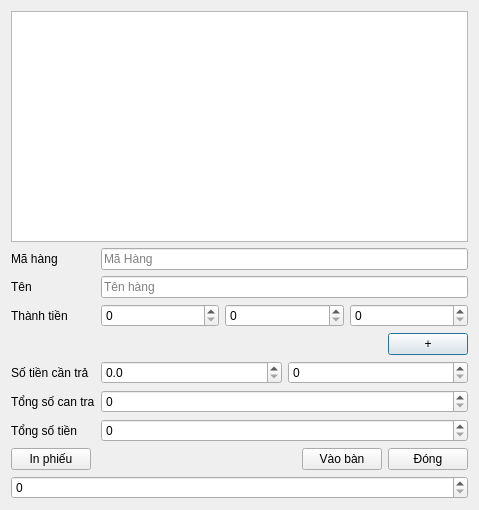
This is app/chucnang/dialogchitietban.ui in xdien/coffee_ace as Qt 5 draws it before an edit. The edited form follows.
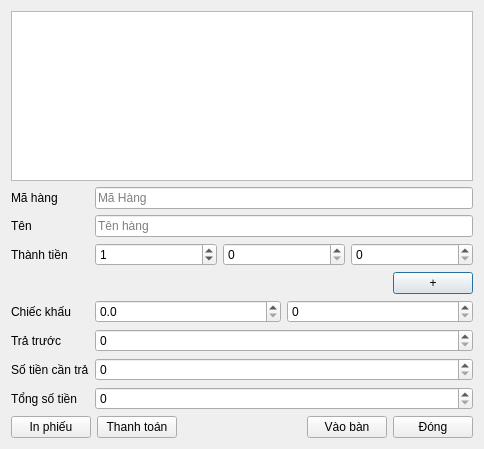
This is the edited form.

```diff
--- a/app/chucnang/dialogchitietban.ui
+++ b/app/chucnang/dialogchitietban.ui
@@ -6,58 +6,60 @@
    <rect>
     <x>0</x>
     <y>0</y>
-    <width>479</width>
-    <height>510</height>
+    <width>484</width>
+    <height>449</height>
    </rect>
   </property>
   <property name="windowTitle">
    <string>Dialog</string>
   </property>
-  <layout class="QVBoxLayout" name="verticalLayout">
-   <item>
-    <widget class="QTableView" name="tableView"/>
-   </item>
-   <item>
     <layout class="QFormLayout" name="formLayout">
-     <item row="0" column="0">
+   <item row="0" column="0" colspan="2">
+    <widget class="QTableView" name="tableView"/>
+   </item>
+   <item row="1" column="0">
       <widget class="QLabel" name="label">
        <property name="text">
         <string>Mã hàng</string>
        </property>
       </widget>
      </item>
-     <item row="0" column="1">
+   <item row="1" column="1">
       <widget class="QLineEdit" name="lineEditMaHang">
        <property name="placeholderText">
         <string>Mã Hàng</string>
        </property>
       </widget>
      </item>
-     <item row="1" column="0">
+   <item row="2" column="0">
       <widget class="QLabel" name="label_2">
        <property name="text">
         <string>Tên</string>
        </property>
       </widget>
      </item>
-     <item row="1" column="1">
+   <item row="2" column="1">
       <widget class="QLineEdit" name="lineEditTenHang">
        <property name="placeholderText">
         <string>Tên hàng</string>
        </property>
       </widget>
      </item>
-     <item row="2" column="0">
+   <item row="3" column="0">
       <widget class="QLabel" name="label_4">
        <property name="text">
         <string>Thành tiền</string>
        </property>
       </widget>
      </item>
-     <item row="2" column="1">
+   <item row="3" column="1">
       <layout class="QHBoxLayout" name="horizontalLayout_2">
        <item>
-        <widget class="QSpinBox" name="spinBoxSoluong"/>
+      <widget class="QSpinBox" name="spinBoxSoluong">
+       <property name="value">
+        <number>1</number>
+       </property>
+      </widget>
        </item>
        <item>
         <widget class="QSpinBox" name="spinBoxDonGia">
@@ -81,7 +83,7 @@
        </item>
       </layout>
      </item>
-     <item row="3" column="1">
+   <item row="4" column="1">
       <layout class="QHBoxLayout" name="horizontalLayout_4">
        <item>
         <spacer name="horizontalSpacer_2">
@@ -105,14 +107,14 @@
        </item>
       </layout>
      </item>
-     <item row="4" column="0">
+   <item row="5" column="0">
       <widget class="QLabel" name="label_5">
        <property name="text">
-        <string>Số tiền cần trả</string>
+      <string>Chiếc khấu</string>
        </property>
       </widget>
      </item>
-     <item row="4" column="1">
+   <item row="5" column="1">
       <layout class="QHBoxLayout" name="horizontalLayout_3">
        <item>
         <widget class="QDoubleSpinBox" name="doubleSpinBoxChiecKhau">
@@ -133,22 +135,46 @@
        </item>
       </layout>
      </item>
-     <item row="5" column="0">
-      <widget class="QLabel" name="label_3">
-       <property name="text">
-        <string>Tổng số can tra</string>
-       </property>
-      </widget>
-     </item>
      <item row="6" column="0">
+    <widget class="QLabel" name="label_7">
+     <property name="text">
+      <string>Trả trước</string>
+     </property>
+    </widget>
+   </item>
+   <item row="6" column="1">
+    <layout class="QHBoxLayout" name="horizontalLayout_5">
+     <item>
+      <widget class="QSpinBox" name="spinBoxSoTienDaTra"/>
+     </item>
+    </layout>
+   </item>
+   <item row="7" column="0">
+    <widget class="QLabel" name="label_3">
+     <property name="text">
+      <string>Số tiền cần trả</string>
+     </property>
+    </widget>
+   </item>
+   <item row="7" column="1">
+    <widget class="QSpinBox" name="spinBoxSoTienConTra">
+     <property name="showGroupSeparator" stdset="0">
+      <bool>true</bool>
+     </property>
+     <property name="maximum">
+      <number>999999999</number>
+     </property>
+    </widget>
+   </item>
+   <item row="8" column="0">
       <widget class="QLabel" name="label_6">
        <property name="text">
         <string>Tổng số tiền</string>
        </property>
       </widget>
      </item>
-     <item row="5" column="1">
-      <widget class="QSpinBox" name="spinBoxSoTienConTra">
+   <item row="8" column="1">
+    <widget class="QSpinBox" name="spinBoxTongSoTien">
        <property name="showGroupSeparator" stdset="0">
         <bool>true</bool>
        </property>
@@ -157,19 +183,7 @@
        </property>
       </widget>
      </item>
-     <item row="6" column="1">
-      <widget class="QSpinBox" name="spinBoxSoTienTong">
-       <property name="showGroupSeparator" stdset="0">
-        <bool>true</bool>
-       </property>
-       <property name="maximum">
-        <number>999999999</number>
-       </property>
-      </widget>
-     </item>
-    </layout>
-   </item>
-   <item>
+   <item row="9" column="0" colspan="2">
     <layout class="QHBoxLayout" name="horizontalLayout">
      <item>
       <widget class="QPushButton" name="pushButton_3">
@@ -178,6 +192,13 @@
        </property>
       </widget>
      </item>
+     <item>
+      <widget class="QPushButton" name="pushButtonThanhToan">
+       <property name="text">
+        <string>Thanh toán</string>
+       </property>
+      </widget>
+     </item>
      <item>
       <spacer name="horizontalSpacer">
        <property name="orientation">
@@ -207,9 +228,6 @@
      </item>
     </layout>
    </item>
-   <item>
-    <widget class="QSpinBox" name="spinBox_2"/>
-   </item>
   </layout>
  </widget>
  <resources/>
```
Left out of the diff: 5 changed lines with no effect on the pictures. Lines whose indentation alone changed are shown as unchanged.
